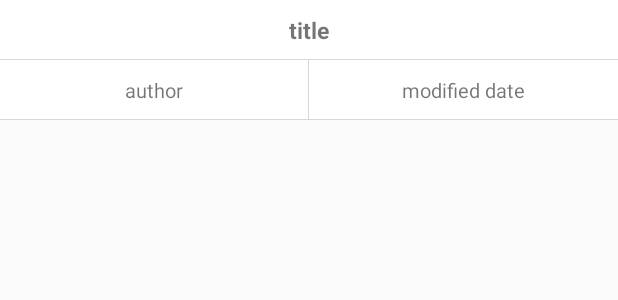
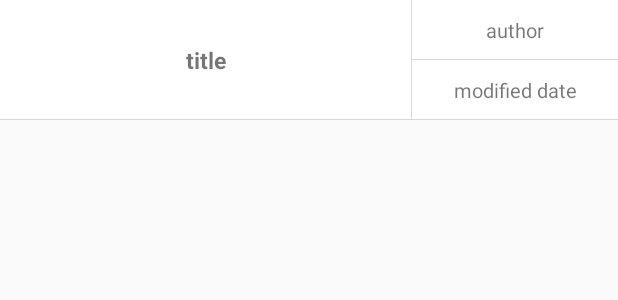
Before and after one commit to Nambyungwook/BlueApp, an Android app: the layout notice_item.xml on its own in the app's theme, with its tools: preview values and no code run, on a phone screen of 412 x 824 dp. Shown: the top 300 px of the screen. Run offline under Robolectric (Android 15) with nearby library versions, the phone set to English and light mode, and no system bars.

Commit message:
공지사항 ui 변경

```diff
--- a/app/src/main/AndroidManifest.xml
+++ b/app/src/main/AndroidManifest.xml
@@ -36,7 +36,9 @@
         <activity android:name=".activities.UserInfoActivity" />
         <activity android:name=".activities.SignupActivity" />
         <activity android:name=".activities.SignupCompleteActivity" />
-        <activity android:name=".activities.MainActivity" />
+        <activity android:name=".activities.MainActivity"
+            android:screenOrientation="portrait"
+            android:windowSoftInputMode="adjustResize|adjustPan"/>
         <activity android:name=".activities.SplashActivity" /> <!-- Sample AdMob App ID: ca-app-pub-3940256099942544~3347511713 -->
         <meta-data
             android:name="com.google.android.gms.ads.APPLICATION_ID"
--- a/app/src/main/java/com/nbw/blueapp/utils/NoticeListAdapter.java
+++ b/app/src/main/java/com/nbw/blueapp/utils/NoticeListAdapter.java
@@ -51,7 +51,9 @@ public class NoticeListAdapter extends BaseAdapter {
 
         tv_notice_title.setText(notices.getTitle());
         tv_notice_author.setText("작성자 : " + notices.getAuthor());
-        tv_notice_date.setText("게시날짜 : " + notices.getModifiedDate());
+
+        String modifiedDate = notices.getModifiedDate();//2020-04-20T112:23:01
+        tv_notice_date.setText("날짜 : " + modifiedDate.substring(0, 10)+" "+modifiedDate.substring(11));
 
         return convertView;
     }
--- a/app/src/main/res/layout/notice_item.xml
+++ b/app/src/main/res/layout/notice_item.xml
@@ -6,12 +6,12 @@
     <LinearLayout
         android:layout_width="match_parent"
         android:layout_height="80dp"
-        android:orientation="vertical">
+        android:orientation="horizontal">
 
         <LinearLayout
-            android:layout_width="match_parent"
-            android:layout_height="0dp"
-            android:layout_weight="1"
+            android:layout_width="0dp"
+            android:layout_height="match_parent"
+            android:layout_weight="2"
             android:orientation="horizontal">
 
             <LinearLayout
@@ -20,7 +20,7 @@
                 android:layout_weight="1">
 
                 <TextView
-                    android:background="@drawable/tv_edge_grey_bottom"
+                    android:background="@drawable/tv_edge_grey_bottom_right"
                     android:gravity="center"
                     android:id="@+id/tv_notice_title"
                     android:layout_width="match_parent"
@@ -34,17 +34,18 @@
         </LinearLayout>
 
         <LinearLayout
-            android:layout_width="match_parent"
-            android:layout_height="0dp"
-            android:layout_weight="1">
+            android:layout_width="0dp"
+            android:layout_height="match_parent"
+            android:layout_weight="1"
+            android:orientation="vertical">
 
             <TextView
-                android:background="@drawable/tv_edge_grey_bottom_right"
+                android:background="@drawable/tv_edge_grey_bottom"
                 android:gravity="center"
                 android:layout_weight="1"
                 android:id="@+id/tv_notice_author"
                 android:layout_width="match_parent"
-                android:layout_height="match_parent"
+                android:layout_height="0dp"
                 android:text="author"
                 android:textSize="13dp"/>
 
@@ -54,7 +55,7 @@
                 android:layout_weight="1"
                 android:id="@+id/tv_notice_date"
                 android:layout_width="match_parent"
-                android:layout_height="match_parent"
+                android:layout_height="0dp"
                 android:text="modified date"
                 android:textSize="13dp"/>
 
```
Also changed, not shown: app/src/main/java/com/nbw/blueapp/activities/MainActivity.java (+29 -0 lines), app/src/main/java/com/nbw/blueapp/activities/NoticeActivity.java (+6 -2 lines).
